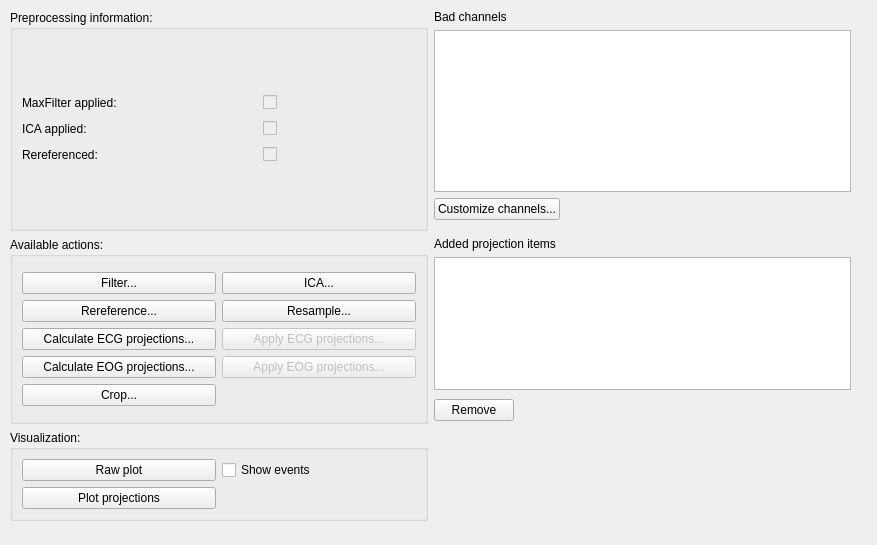
This is designer_ui_files/mainWindowTabPreprocessingUi.ui in cibr-jyu/meggie as Qt 5 draws it before an edit. The edited form follows.
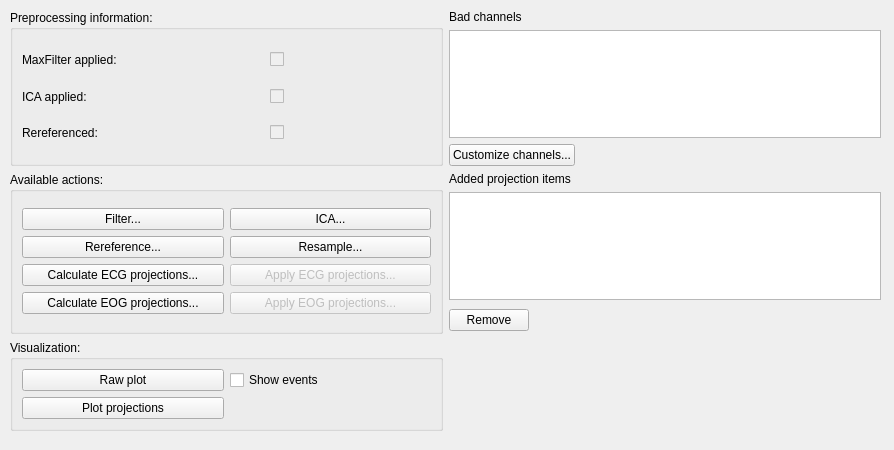
This is the edited form.

```diff
--- a/designer_ui_files/mainWindowTabPreprocessingUi.ui
+++ b/designer_ui_files/mainWindowTabPreprocessingUi.ui
@@ -6,8 +6,8 @@
    <rect>
     <x>0</x>
     <y>0</y>
-    <width>877</width>
-    <height>545</height>
+    <width>894</width>
+    <height>450</height>
    </rect>
   </property>
   <property name="windowTitle">
@@ -18,8 +18,8 @@
     <rect>
      <x>10</x>
      <y>10</y>
-     <width>841</width>
-     <height>511</height>
+     <width>871</width>
+     <height>421</height>
     </rect>
    </property>
    <layout class="QGridLayout" name="gridLayout_19">
@@ -101,13 +101,6 @@
              </property>
             </widget>
            </item>
-           <item row="4" column="0">
-            <widget class="QPushButton" name="pushButtonCrop">
-             <property name="text">
-              <string>Crop...</string>
-             </property>
-            </widget>
-           </item>
           </layout>
          </item>
         </layout>
@@ -138,21 +131,37 @@
          <property name="sizeConstraint">
           <enum>QLayout::SetDefaultConstraint</enum>
          </property>
-         <item row="2" column="0">
+         <property name="verticalSpacing">
+          <number>6</number>
+         </property>
+         <item row="0" column="1">
+          <spacer name="verticalSpacer_4">
+           <property name="orientation">
+            <enum>Qt::Vertical</enum>
+           </property>
+           <property name="sizeHint" stdset="0">
+            <size>
+             <width>20</width>
+             <height>5</height>
+            </size>
+           </property>
+          </spacer>
+         </item>
+         <item row="5" column="0">
           <widget class="QLabel" name="labelRereferenced">
            <property name="text">
             <string>Rereferenced:</string>
            </property>
           </widget>
          </item>
-         <item row="0" column="0">
+         <item row="1" column="0">
           <widget class="QLabel" name="labelMaxFilter">
            <property name="text">
             <string>MaxFilter applied:</string>
            </property>
           </widget>
          </item>
-         <item row="0" column="1">
+         <item row="1" column="1">
           <layout class="QHBoxLayout" name="horizontalLayout_21">
            <item>
             <spacer name="horizontalSpacer_7">
@@ -195,14 +204,14 @@
            </item>
           </layout>
          </item>
-         <item row="1" column="0">
+         <item row="3" column="0">
           <widget class="QLabel" name="labelICAApplied">
            <property name="text">
             <string>ICA applied:</string>
            </property>
           </widget>
          </item>
-         <item row="1" column="1">
+         <item row="3" column="1">
           <layout class="QHBoxLayout" name="horizontalLayout_5">
            <item>
             <spacer name="horizontalSpacer">
@@ -242,7 +251,7 @@
            </item>
           </layout>
          </item>
-         <item row="2" column="1">
+         <item row="5" column="1">
           <layout class="QHBoxLayout" name="horizontalLayout_6">
            <item>
             <spacer name="horizontalSpacer_4">
@@ -282,6 +291,45 @@
            </item>
           </layout>
          </item>
+         <item row="2" column="1">
+          <spacer name="verticalSpacer_2">
+           <property name="orientation">
+            <enum>Qt::Vertical</enum>
+           </property>
+           <property name="sizeHint" stdset="0">
+            <size>
+             <width>20</width>
+             <height>5</height>
+            </size>
+           </property>
+          </spacer>
+         </item>
+         <item row="4" column="1">
+          <spacer name="verticalSpacer_3">
+           <property name="orientation">
+            <enum>Qt::Vertical</enum>
+           </property>
+           <property name="sizeHint" stdset="0">
+            <size>
+             <width>20</width>
+             <height>5</height>
+            </size>
+           </property>
+          </spacer>
+         </item>
+         <item row="6" column="1">
+          <spacer name="verticalSpacer_5">
+           <property name="orientation">
+            <enum>Qt::Vertical</enum>
+           </property>
+           <property name="sizeHint" stdset="0">
+            <size>
+             <width>20</width>
+             <height>5</height>
+            </size>
+           </property>
+          </spacer>
+         </item>
         </layout>
        </item>
       </layout>
@@ -339,6 +387,12 @@
         <property name="enabled">
          <bool>true</bool>
         </property>
+        <property name="maximumSize">
+         <size>
+          <width>16777215</width>
+          <height>200</height>
+         </size>
+        </property>
         <property name="editTriggers">
          <set>QAbstractItemView::NoEditTriggers</set>
         </property>
@@ -371,19 +425,6 @@
         </item>
        </layout>
       </item>
-      <item>
-       <spacer name="verticalSpacer">
-        <property name="orientation">
-         <enum>Qt::Vertical</enum>
-        </property>
-        <property name="sizeHint" stdset="0">
-         <size>
-          <width>20</width>
-          <height>40</height>
-         </size>
-        </property>
-       </spacer>
-      </item>
      </layout>
     </item>
     <item row="1" column="1">
```
